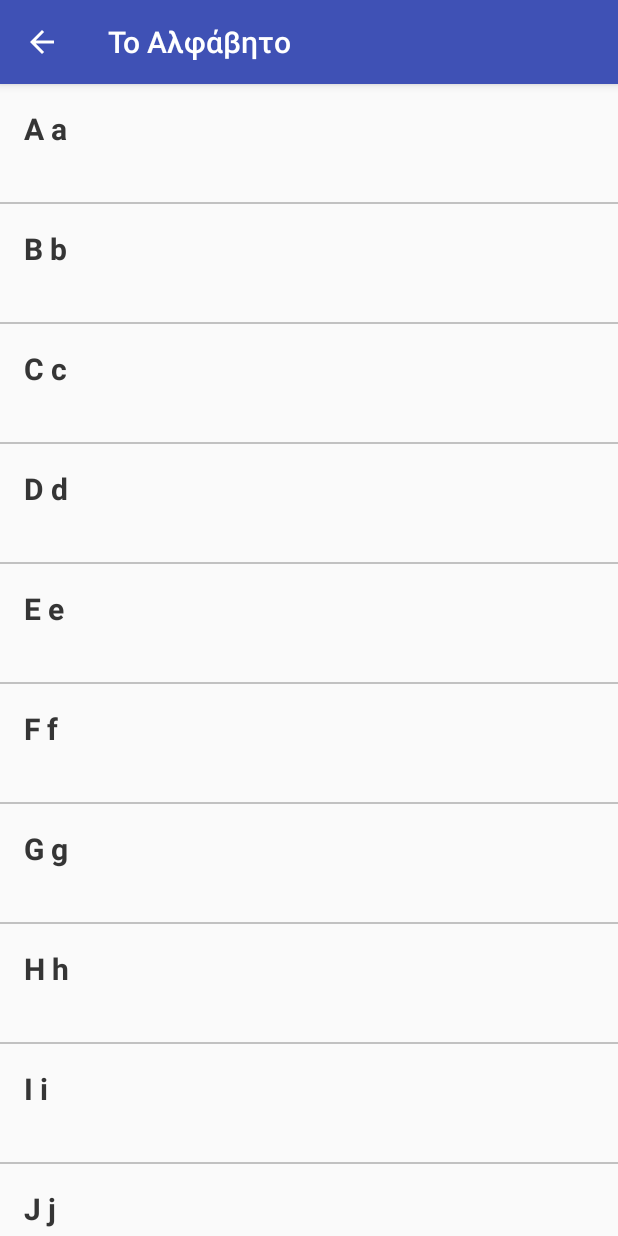
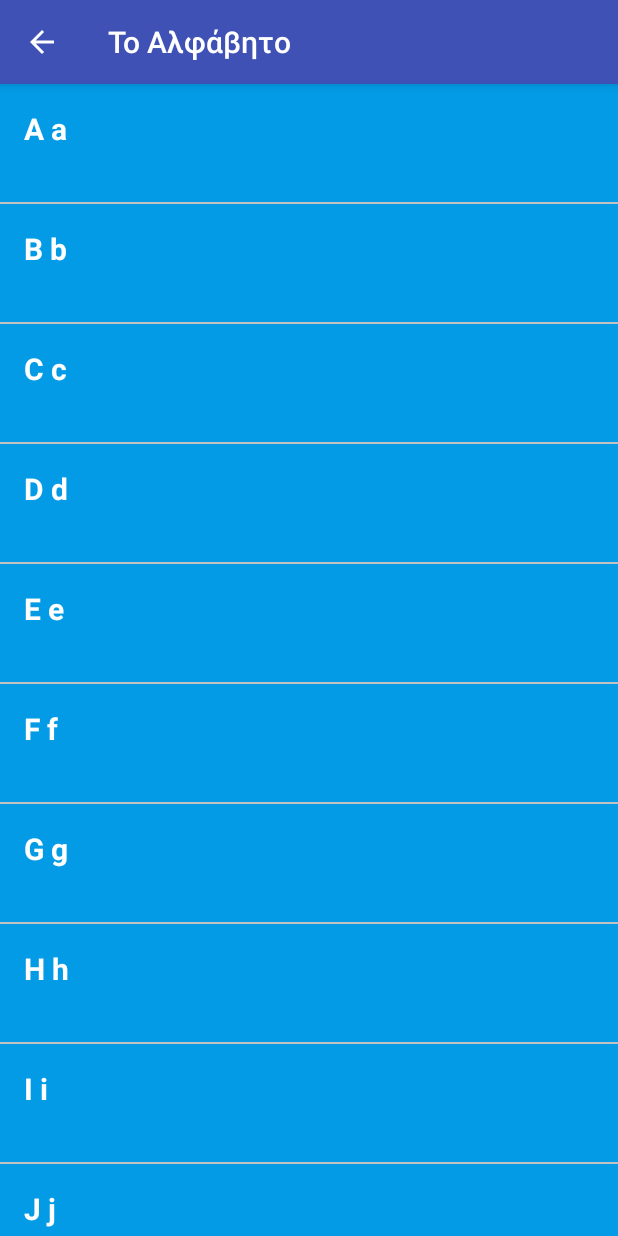
Before and after one commit to SelGo/Quick-Speak, an Android app: the fragment EnglishWordsFragment placed in its activity, on a phone screen of 412 x 824 dp. Run offline under Robolectric (Android 15) with nearby library versions, the phone set to English and light mode, and no system bars; 1 statement that could not run was skipped.

Commit message:
Set background color of the words for each category.

```diff
--- a/app/src/main/java/selgo/com/quickspeak/WordAdapter.java
+++ b/app/src/main/java/selgo/com/quickspeak/WordAdapter.java
@@ -2,6 +2,7 @@ package selgo.com.quickspeak;
 
 import android.content.Context;
 
+import android.support.v4.content.ContextCompat;
 import android.view.LayoutInflater;
 import android.view.View;
 import android.view.ViewGroup;
@@ -13,8 +14,15 @@ import java.util.ArrayList;
 
 public class WordAdapter extends ArrayAdapter<EnglishWord>{
 
+    private int colorResourceId;
+
     public WordAdapter(Context context, ArrayList<EnglishWord> words) {
         super(context, 0, words);
+    }
+
+    public WordAdapter(Context context, ArrayList<EnglishWord> words, int colorResourceId) {
+        super(context, 0, words);
+        this.colorResourceId = colorResourceId;
     }
 
     @Override
@@ -33,6 +41,10 @@ public class WordAdapter extends ArrayAdapter<EnglishWord>{
         TextView translatedWordText = (TextView) englishWordListView.findViewById(R.id.translated_word);
         translatedWordText.setText(englishWord.getTranslatedWord());
 
+        View textContainer = englishWordListView.findViewById(R.id.word_container);
+        int color = ContextCompat.getColor(getContext(), this.colorResourceId);
+        textContainer.setBackgroundColor(color);
+
         return englishWordListView;
     }
 }
--- a/app/src/main/res/layout/english_word_list_item.xml
+++ b/app/src/main/res/layout/english_word_list_item.xml
@@ -1,12 +1,14 @@
 <?xml version="1.0" encoding="utf-8"?>
 <LinearLayout xmlns:android="http://schemas.android.com/apk/res/android"
     android:orientation="vertical"
+    android:id="@+id/word_container"
     android:layout_width="match_parent"
     android:layout_height="match_parent"
     android:padding="16dp">
 
     <TextView
         android:id="@+id/english_word"
+        android:textColor="@android:color/white"
         android:layout_width="match_parent"
         android:layout_height="wrap_content"
         android:textSize="20sp"
@@ -14,6 +16,7 @@
         android:text="one"/>
 
     <TextView
+        android:textColor="@android:color/white"
         android:id="@+id/translated_word"
         android:layout_width="match_parent"
         android:layout_height="wrap_content"
--- a/app/src/main/res/values/colors.xml
+++ b/app/src/main/res/values/colors.xml
@@ -3,4 +3,12 @@
     <color name="colorPrimary">#3F51B5</color>
     <color name="colorPrimaryDark">#303F9F</color>
     <color name="colorAccent">#FF4081</color>
+
+    <color name="theAlphabetBackgroundColor">#039BE5</color>
+    <color name="basics1BackgroundColor">#0091EA</color>
+    <color name="basics2BackgroundColor">#F44336</color>
+    <color name="phrasesBackgroundColor">#689F38</color>
+    <color name="foodBackgroundColor">#E53935</color>
+    <color name="pluralsBackgroundColor">#558B2F</color>
+    <color name="animalsBackgroundColor">#0277BD</color>
 </resources>
```
Also changed, not shown: app/src/main/java/selgo/com/quickspeak/EnglishWordsFragment.java (+7 -7 lines), 5 other files.
